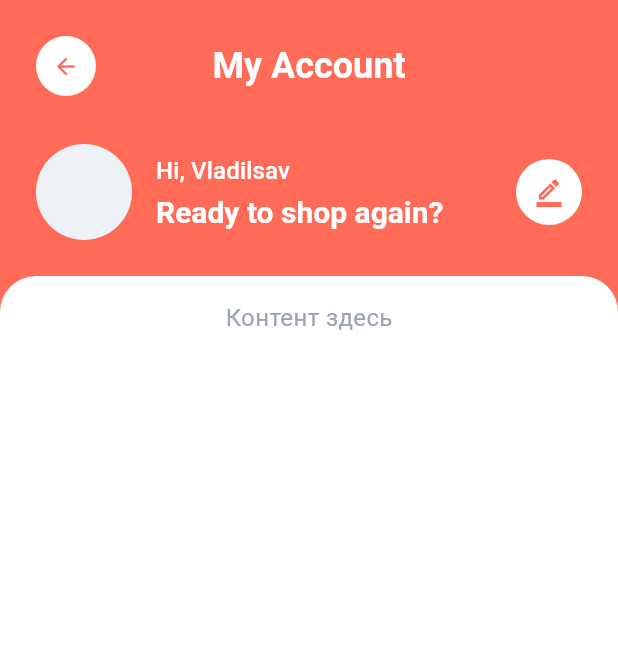
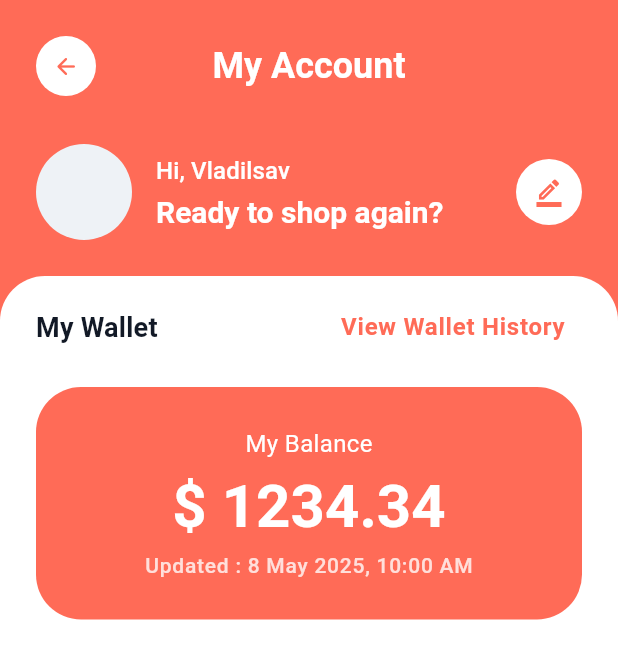
Before and after one commit to VladIsLuv-N/ecommerce-apple-tech, a Flutter app: the ProfilePage screen opened directly, on a phone screen of 412 x 824 dp. Shown: the top 659 px of the screen. Run offline on Flutter 3.47's test engine with Material 3 defaults, Android fonts, the phone set to English and light mode, and no system bars; our stand-ins replace cached_network_image, cloud_firestore, firebase_auth, firebase_core, flutter_bloc, flutter_svg and 3 more; accounts and stored records are empty.

Commit message:
profile: body

```diff
--- a/lib/features/home/presentation/widgets/section_header_widget.dart
+++ b/lib/core/common/widgets/section_header_widget.dart
@@ -2,9 +2,15 @@ import 'package:flutter/material.dart';
 
 class SectionHeaderWidget extends StatelessWidget {
   final String title;
+  final String buttonTitle;
   final void Function()? onPressed;
 
-  const SectionHeaderWidget({super.key, required this.title, this.onPressed});
+  const SectionHeaderWidget({
+    super.key,
+    required this.title,
+    this.onPressed,
+    required this.buttonTitle,
+  });
 
   @override
   Widget build(BuildContext context) {
@@ -16,7 +22,7 @@ class SectionHeaderWidget extends StatelessWidget {
         TextButton(
           onPressed: onPressed,
           child: Text(
-            'See All',
+            buttonTitle,
             style: theme.textTheme.labelSmall!.copyWith(fontSize: 16),
           ),
         ),
--- a/lib/features/home/presentation/widgets/categories_section.dart
+++ b/lib/features/home/presentation/widgets/categories_section.dart
@@ -2,7 +2,7 @@ import 'package:ecommerce_apple_tech_app/core/common/entities/category_entity.da
 import 'package:ecommerce_apple_tech_app/features/home/presentation/cubit/home_cubit.dart';
 import 'package:ecommerce_apple_tech_app/features/home/presentation/cubit/home_state.dart';
 import 'package:ecommerce_apple_tech_app/features/home/presentation/widgets/category_item.dart';
-import 'package:ecommerce_apple_tech_app/features/home/presentation/widgets/section_header_widget.dart';
+import 'package:ecommerce_apple_tech_app/core/common/widgets/section_header_widget.dart';
 import 'package:flutter/material.dart';
 import 'package:flutter_bloc/flutter_bloc.dart';
 import 'package:go_router/go_router.dart';
@@ -16,6 +16,7 @@ class CategoriesSection extends StatelessWidget {
       children: [
         SectionHeaderWidget(
           title: 'Our Categories',
+          buttonTitle: 'See All',
           onPressed: () {
             context.pushNamed('categories');
           },
--- a/lib/features/home/presentation/widgets/most_popular_section.dart
+++ b/lib/features/home/presentation/widgets/most_popular_section.dart
@@ -2,7 +2,7 @@ import 'package:ecommerce_apple_tech_app/core/common/entities/product_entity.dar
 import 'package:ecommerce_apple_tech_app/core/common/widgets/product_item_widget.dart';
 import 'package:ecommerce_apple_tech_app/features/home/presentation/cubit/home_cubit.dart';
 import 'package:ecommerce_apple_tech_app/features/home/presentation/cubit/home_state.dart';
-import 'package:ecommerce_apple_tech_app/features/home/presentation/widgets/section_header_widget.dart';
+import 'package:ecommerce_apple_tech_app/core/common/widgets/section_header_widget.dart';
 import 'package:flutter/material.dart';
 import 'package:flutter_bloc/flutter_bloc.dart';
 import 'package:go_router/go_router.dart';
@@ -16,6 +16,7 @@ class MostPopularSection extends StatelessWidget {
       children: [
         SectionHeaderWidget(
           title: 'Most Popular',
+          buttonTitle: 'See All',
           onPressed: () {
             context.pushNamed(
               'productsCollection',
--- a/lib/features/home/presentation/widgets/new_products_section.dart
+++ b/lib/features/home/presentation/widgets/new_products_section.dart
@@ -2,7 +2,7 @@ import 'package:ecommerce_apple_tech_app/core/common/entities/product_entity.dar
 import 'package:ecommerce_apple_tech_app/core/common/widgets/product_item_widget.dart';
 import 'package:ecommerce_apple_tech_app/features/home/presentation/cubit/home_cubit.dart';
 import 'package:ecommerce_apple_tech_app/features/home/presentation/cubit/home_state.dart';
-import 'package:ecommerce_apple_tech_app/features/home/presentation/widgets/section_header_widget.dart';
+import 'package:ecommerce_apple_tech_app/core/common/widgets/section_header_widget.dart';
 import 'package:flutter/material.dart';
 import 'package:flutter_bloc/flutter_bloc.dart';
 import 'package:go_router/go_router.dart';
@@ -16,6 +16,7 @@ class NewProductsSection extends StatelessWidget {
       children: [
         SectionHeaderWidget(
           title: 'New',
+          buttonTitle: 'See All',
           onPressed: () {
             context.pushNamed(
               'productsCollection',
--- a/lib/features/profile/presentation/pages/profile_page.dart
+++ b/lib/features/profile/presentation/pages/profile_page.dart
@@ -1,3 +1,4 @@
+import 'package:ecommerce_apple_tech_app/features/profile/presentation/widgets/profile_body.dart';
 import 'package:ecommerce_apple_tech_app/features/profile/presentation/widgets/profile_header.dart';
 import 'package:flutter/material.dart';
 
@@ -15,23 +16,7 @@ class ProfilePage extends StatelessWidget {
         child: Column(
           children: [
             const ProfileHeader(),
-
-            Expanded(
-              child: Container(
-                width: double.infinity,
-                decoration: const BoxDecoration(
-                  color: Colors.white,
-                  borderRadius: BorderRadius.only(
-                    topLeft: Radius.circular(24),
-                    topRight: Radius.circular(24),
-                  ),
-                ),
-                child: const SingleChildScrollView(
-                  padding: EdgeInsets.all(16),
-                  child: Column(children: [Text('Контент здесь')]),
-                ),
-              ),
-            ),
+            const ProfileBody(),
           ],
         ),
       ),
--- /dev/null
+++ b/lib/features/profile/presentation/widgets/my_wallet_section.dart
@@ -0,0 +1,52 @@
+import 'package:ecommerce_apple_tech_app/core/common/widgets/section_header_widget.dart';
+import 'package:flutter/material.dart';
+
+class MyWalletSection extends StatelessWidget {
+  const MyWalletSection({super.key});
+
+  @override
+  Widget build(BuildContext context) {
+    final theme = Theme.of(context);
+
+    return Column(
+      children: [
+        SectionHeaderWidget(
+          title: 'My Wallet',
+          buttonTitle: 'View Wallet History',
+          onPressed: () {},
+        ),
+        const SizedBox(height: 16),
+        Container(
+          padding: const EdgeInsets.all(26),
+          width: double.infinity,
+          decoration: BoxDecoration(
+            color: theme.colorScheme.primary,
+            borderRadius: BorderRadius.circular(30),
+          ),
+          child: Column(
+            children: [
+              Text(
+                'My Balance',
+                style: theme.textTheme.bodyMedium!.copyWith(
+                  color: theme.colorScheme.onPrimary,
+                ),
+              ),
+              const SizedBox(height: 5),
+              Text(
+                '\$ 1234.34',
+                style: theme.textTheme.titleLarge!.copyWith(fontSize: 40),
+              ),
+              const SizedBox(height: 5),
+              Text(
+                'Updated : 8 May 2025, 10:00 AM',
+                style: theme.textTheme.labelMedium!.copyWith(
+                  color: theme.colorScheme.onPrimary.withAlpha(200),
+                ),
+              ),
+            ],
+          ),
+        ),
+      ],
+    );
+  }
+}
--- /dev/null
+++ b/lib/features/profile/presentation/widgets/profile_body.dart
@@ -0,0 +1,26 @@
+import 'package:ecommerce_apple_tech_app/features/profile/presentation/widgets/my_wallet_section.dart';
+import 'package:flutter/material.dart';
+
+class ProfileBody extends StatelessWidget {
+  const ProfileBody({super.key});
+
+  @override
+  Widget build(BuildContext context) {
+    return Expanded(
+      child: Container(
+        width: double.infinity,
+        decoration: const BoxDecoration(
+          color: Colors.white,
+          borderRadius: BorderRadius.only(
+            topLeft: Radius.circular(30),
+            topRight: Radius.circular(30),
+          ),
+        ),
+        child: SingleChildScrollView(
+          padding: const EdgeInsets.all(24).copyWith(top: 10),
+          child: const Column(children: [MyWalletSection()]),
+        ),
+      ),
+    );
+  }
+}
```
